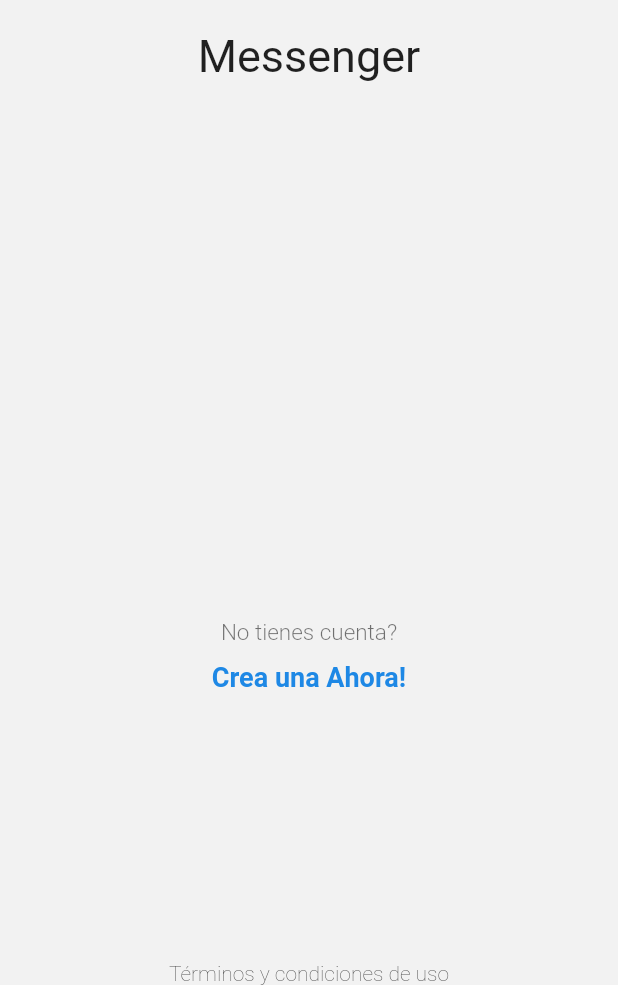
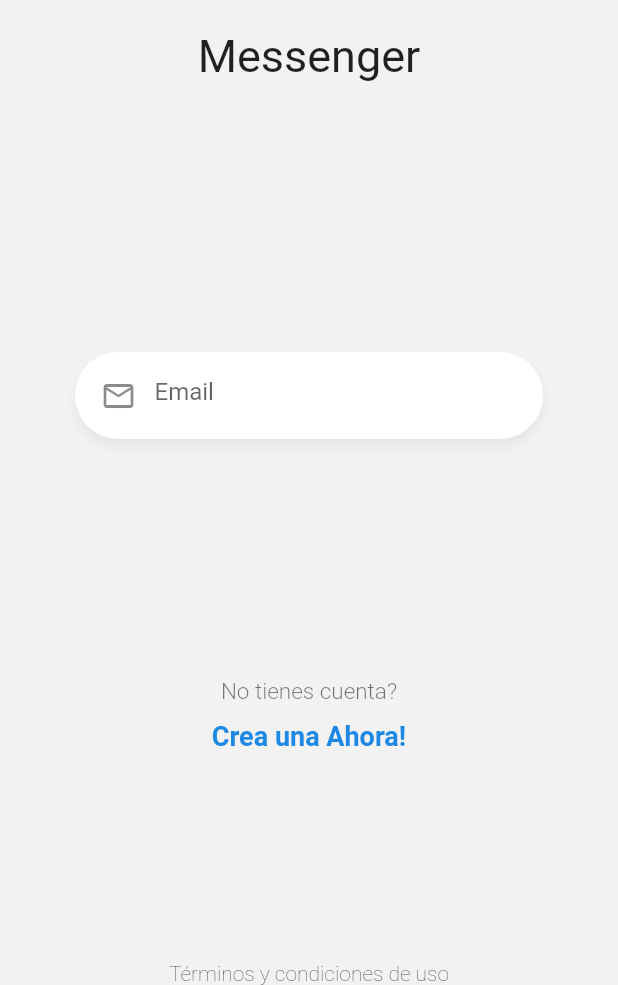
Before and after one commit to CRUXsur/flutter-chat-app, a Flutter app: the screen it shows after launch, on a phone screen of 412 x 824 dp, the part 251-1236 px from its top. Run offline on Flutter 3.47's test engine with Material 2 defaults, Android fonts, the phone set to English and light mode, and no system bars.

Commit message:
CustomInputField

```diff
--- a/lib/pages/login_page.dart
+++ b/lib/pages/login_page.dart
@@ -1,4 +1,6 @@
 import 'package:flutter/material.dart';
+
+import 'package:chat/widgets/custom_input.dart';
 
 class LoginPage extends StatelessWidget {
   @override
@@ -55,9 +57,14 @@ class __FormState extends State<_Form> {
   @override
   Widget build(BuildContext context) {
     return Container(
+      margin: EdgeInsets.only(top: 40),
+      padding: EdgeInsets.symmetric(horizontal: 50),
       child: Column(
         children: <Widget>[
           //
+          CustomInput(),
+          //
+          // TODO: Crear Boton
         ],
       ),
     );
--- /dev/null
+++ b/lib/widgets/custom_input.dart
@@ -0,0 +1,33 @@
+import 'package:flutter/material.dart';
+
+class CustomInput extends StatelessWidget {
+  const CustomInput({Key? key}) : super(key: key);
+
+  @override
+  Widget build(BuildContext context) {
+    return Container(
+      padding: EdgeInsets.only(top: 5, left: 5, bottom: 5, right: 20),
+      margin: EdgeInsets.only(bottom: 20),
+      decoration: BoxDecoration(
+        color: Colors.white,
+        borderRadius: BorderRadius.circular(30),
+        boxShadow: <BoxShadow>[
+          BoxShadow(
+              color: Colors.black.withOpacity(0.05),
+              offset: Offset(0, 5),
+              blurRadius: 5)
+        ],
+      ),
+      child: TextField(
+        autocorrect: false,
+        keyboardType: TextInputType.emailAddress,
+        obscureText: true,
+        decoration: InputDecoration(
+            prefixIcon: Icon(Icons.mail_outline),
+            focusedBorder: InputBorder.none,
+            border: InputBorder.none,
+            hintText: 'Email'),
+      ),
+    );
+  }
+}
```
